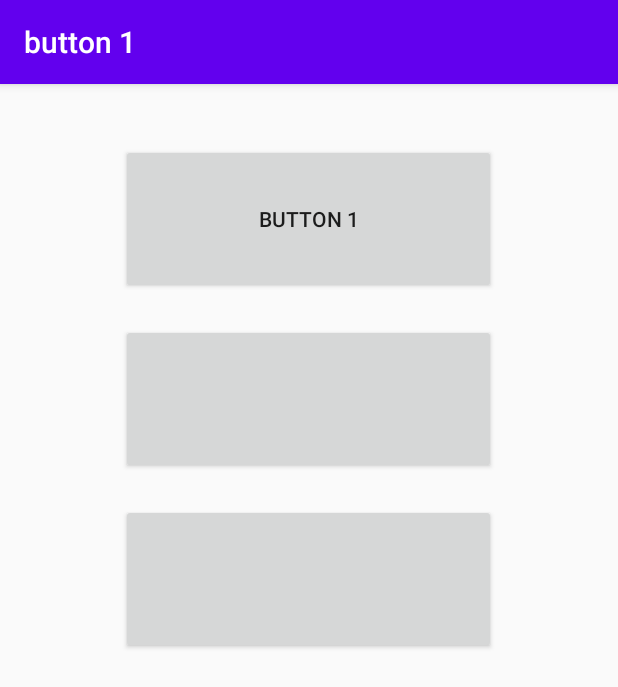
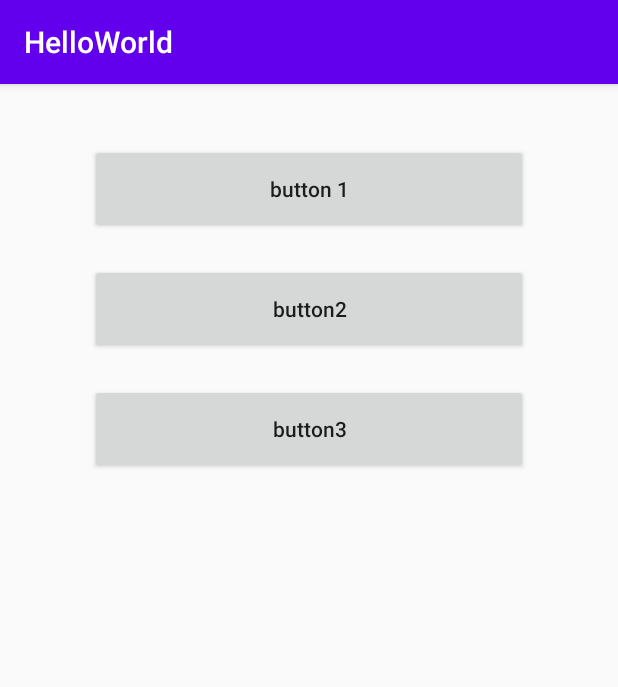
Before and after one commit to Summerdise/Android_01_Hello, an Android app: the screen it shows after launch (MainActivity), on a phone screen of 412 x 824 dp. Shown: the top 687 px of the screen. Run offline under Robolectric (Android 15) with nearby library versions, the phone set to English and light mode, and no system bars.

Commit message:
[zmc] feat: add two buttons and fix some setting

```diff
--- a/app/src/main/AndroidManifest.xml
+++ b/app/src/main/AndroidManifest.xml
@@ -5,7 +5,7 @@
     <application
         android:allowBackup="true"
         android:icon="@mipmap/ic_launcher"
-        android:label="@string/button1_name"
+        android:label="@string/app_name"
         android:roundIcon="@mipmap/ic_launcher_round"
         android:supportsRtl="true"
         android:theme="@style/AppTheme">
--- a/app/src/main/res/layout/activity_main.xml
+++ b/app/src/main/res/layout/activity_main.xml
@@ -1,43 +1,31 @@
 <?xml version="1.0" encoding="utf-8"?>
 <LinearLayout xmlns:android="http://schemas.android.com/apk/res/android"
-    xmlns:app="http://schemas.android.com/apk/res-auto"
     xmlns:tools="http://schemas.android.com/tools"
     android:layout_width="match_parent"
     android:layout_height="match_parent"
+    android:orientation="vertical"
+    android:paddingHorizontal="60dp"
     tools:context=".MainActivity">
 
-    <LinearLayout
+    <Button
         android:layout_width="match_parent"
-        android:layout_height="match_parent"
-        android:orientation="vertical"
-        android:layout_gravity="center_horizontal"
-        >
+        android:layout_height="60dp"
+        android:layout_marginTop="40dp"
+        android:text="@string/button1_name"
+        android:textAllCaps="false" />
 
-        <Button
-            android:layout_width="250dp"
-            android:layout_height="100dp"
-            android:layout_marginTop="40dp"
-            android:layout_gravity="center_horizontal"
-            android:text="@string/button1_name"
-            >
-        </Button>
-        <Button
-            android:layout_width="250dp"
-            android:layout_height="100dp"
-            android:layout_marginTop="20dp"
-            android:layout_gravity="center_horizontal">
-        </Button>
-        <Button
-            android:layout_width="250dp"
-            android:layout_height="100dp"
-            android:layout_marginTop="20dp"
-            android:layout_gravity="center_horizontal">
-        </Button>
-    </LinearLayout>
+    <Button
+        android:layout_width="match_parent"
+        android:layout_height="60dp"
+        android:layout_marginTop="20dp"
+        android:text="@string/button2_name"
+        android:textAllCaps="false" />
 
-
-
-
-
+    <Button
+        android:layout_width="match_parent"
+        android:layout_height="60dp"
+        android:layout_marginTop="20dp"
+        android:text="@string/button3_name"
+        android:textAllCaps="false" />
 
 </LinearLayout>
--- a/app/src/main/res/values/strings.xml
+++ b/app/src/main/res/values/strings.xml
@@ -1,3 +1,6 @@
 <resources>
+    <string name="app_name">HelloWorld</string>
     <string name="button1_name">button 1</string>
+    <string name="button2_name">button2</string>
+    <string name="button3_name">button3</string>
 </resources>
```
Also changed, not shown: 1 other file.
